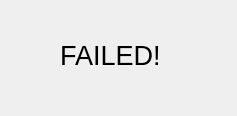
Qt form Failed.ui (bburakcetinkaya/OOPII-2022-LabProject) before a commit.
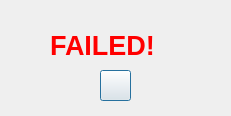
The same form after that commit. Icons and pictures are not drawn.

```diff
--- a/Failed.ui
+++ b/Failed.ui
@@ -6,7 +6,7 @@
    <rect>
     <x>0</x>
     <y>0</y>
-    <width>237</width>
+    <width>231</width>
     <height>116</height>
    </rect>
   </property>
@@ -22,9 +22,9 @@
   <widget class="QLabel" name="label">
    <property name="geometry">
     <rect>
-     <x>60</x>
-     <y>30</y>
-     <width>121</width>
+     <x>50</x>
+     <y>20</y>
+     <width>141</width>
      <height>51</height>
     </rect>
    </property>
@@ -33,8 +33,31 @@
      <pointsize>20</pointsize>
     </font>
    </property>
+   <property name="styleSheet">
+    <string notr="true">background-color: &quot;transparent&quot;</string>
+   </property>
    <property name="text">
-    <string>FAILED!</string>
+    <string>&lt;html&gt;&lt;head/&gt;&lt;body&gt;&lt;p&gt;&lt;span style=&quot; font-weight:600; color:#ff0000;&quot;&gt;FAILED!&lt;/span&gt;&lt;/p&gt;&lt;/body&gt;&lt;/html&gt;</string>
+   </property>
+  </widget>
+  <widget class="QPushButton" name="pushButton">
+   <property name="geometry">
+    <rect>
+     <x>100</x>
+     <y>70</y>
+     <width>31</width>
+     <height>31</height>
+    </rect>
+   </property>
+   <property name="styleSheet">
+    <string notr="true">background-color: &quot;transparent&quot;</string>
+   </property>
+   <property name="text">
+    <string/>
+   </property>
+   <property name="icon">
+    <iconset>
+     <normaloff>icons/exit.png</normaloff>icons/exit.png</iconset>
    </property>
   </widget>
  </widget>
```
